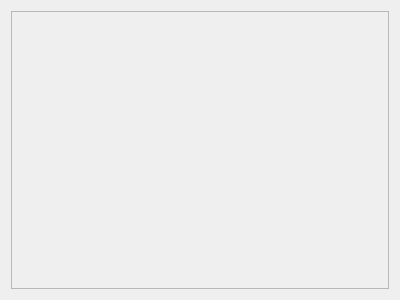
Before: the Qt Designer form src/yuzu/configuration/configure_per_game_addons.ui in rorrim-rorrim/eden-alt, drawn with Qt 5.
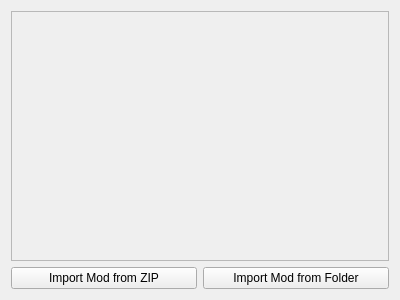
After: the same form once the commit is applied.

Commit message: Add to per game addons tab

What changed in the file:
```diff
--- a/src/yuzu/configuration/configure_per_game_addons.ui
+++ b/src/yuzu/configuration/configure_per_game_addons.ui
@@ -17,7 +17,21 @@
    <string>Add-Ons</string>
   </property>
   <layout class="QGridLayout" name="gridLayout">
-   <item row="0" column="0">
+   <item row="1" column="0">
+    <widget class="QPushButton" name="zip">
+     <property name="text">
+      <string>Import Mod from ZIP</string>
+     </property>
+    </widget>
+   </item>
+   <item row="1" column="1">
+    <widget class="QPushButton" name="folder">
+     <property name="text">
+      <string>Import Mod from Folder</string>
+     </property>
+    </widget>
+   </item>
+   <item row="0" column="0" colspan="2">
     <widget class="QScrollArea" name="scrollArea">
      <property name="widgetResizable">
       <bool>true</bool>
@@ -28,7 +42,7 @@
         <x>0</x>
         <y>0</y>
         <width>380</width>
-        <height>280</height>
+        <height>249</height>
        </rect>
       </property>
      </widget>
```
The commit also changes 5 other files.
